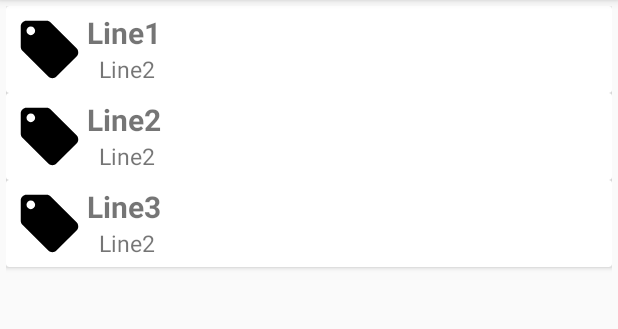
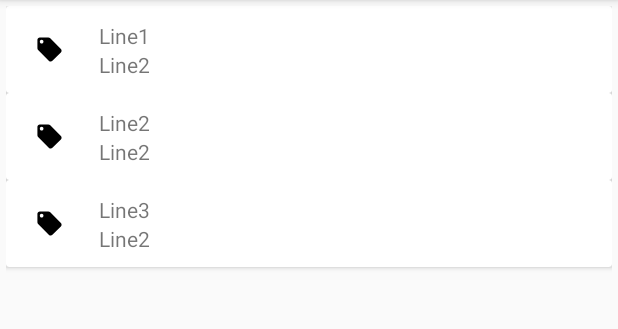
Before and after one commit to chaptone/MqttAppTest, an Android app: the fragment SubscribeFragment shown on its own in the app's theme, on a phone screen of 412 x 824 dp, the part 84-413 px from its top. Run offline under Robolectric (Android 15) with nearby library versions, the phone set to English and light mode, and no system bars; libraries missing offline, so code that uses them is left out: org.eclipse.paho.

Commit message:
fix-text-size

```diff
--- a/app/src/main/res/layout/subscribe_item.xml
+++ b/app/src/main/res/layout/subscribe_item.xml
@@ -13,7 +13,7 @@
             android:id="@+id/imageView"
             android:layout_width="50dp"
             android:layout_height="50dp"
-            android:padding="2dp" />
+            android:padding="15dp" />
 
         <TextView
             android:id="@+id/textView"
@@ -21,9 +21,11 @@
             android:layout_height="wrap_content"
             android:layout_alignParentTop="true"
             android:layout_toEndOf="@+id/imageView"
+            android:layout_marginTop="6dp"
+            android:layout_marginStart="8dp"
             android:text="Line1"
-            android:textSize="20sp"
-            android:textStyle="bold" />
+
+             />
 
         <TextView
             android:id="@+id/textView1"
@@ -33,7 +35,7 @@
             android:layout_marginStart="8dp"
             android:layout_toEndOf="@+id/imageView"
             android:text="Line2"
-            android:textSize="15sp" />
+             />
 
     </RelativeLayout>
 
```
